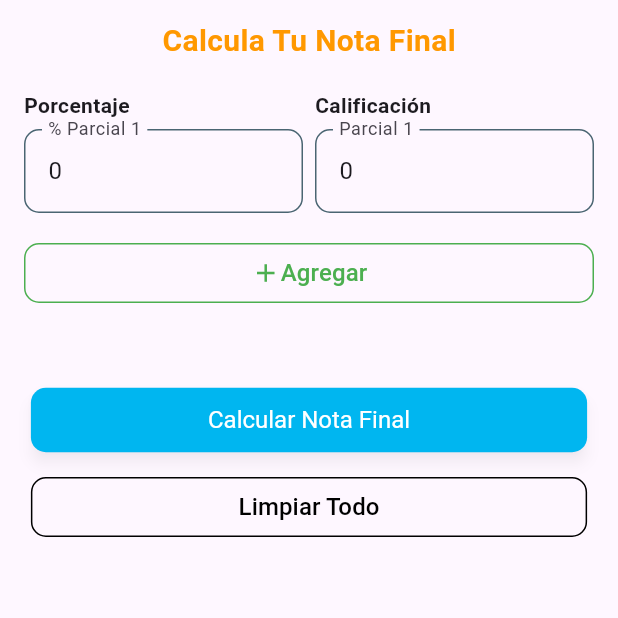
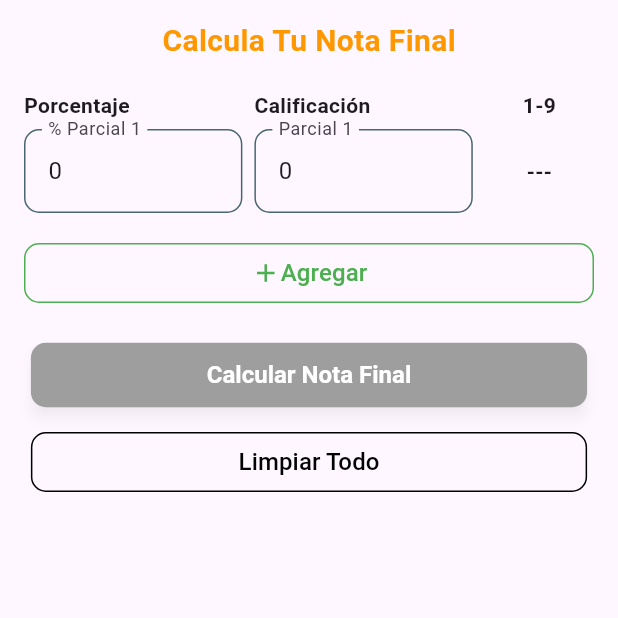
Before and after one commit to dylanroman03/CalculadoraUNET, a Flutter app: the screen it shows after launch, after a tap on "Limpiar Todo", on a phone screen of 412 x 824 dp, the top half of it. Run offline on Flutter 3.47's test engine with Material 3 defaults, Android fonts, the phone set to English and light mode, and no system bars.

```diff
--- a/lib/UI/screens/total_screen/total_screen.dart
+++ b/lib/UI/screens/total_screen/total_screen.dart
@@ -1,6 +1,7 @@
 import 'package:calculadora_unet/UI/app_theme.dart';
 import 'package:calculadora_unet/UI/components/rounded_button.dart';
 import 'package:calculadora_unet/UI/components/rounded_input_decoration.dart';
+import 'package:calculadora_unet/core/utilities.dart';
 import 'package:flutter/material.dart';
 
 class TotalScreen extends StatefulWidget {
@@ -14,6 +15,9 @@ class _TotalScreenState extends State<TotalScreen> {
   final List<Map<String, dynamic>> _inputRows = [];
   bool _isCalculateButtonEnabled = false;
   bool _isPercentageExceeded = false;
+  List<double> _convertedGrades = [];
+  List<double> _gradesNeeded = [];
+  double? _finalGrade;
 
   @override
   void initState() {
@@ -47,6 +51,7 @@ class _TotalScreenState extends State<TotalScreen> {
   void _validateInputs() {
     double totalPercentage = 0;
     bool allValid = true;
+    bool allPercentagesZero = true;
 
     for (var row in _inputRows) {
       final percentageText = row["percentage"]?.text ?? "";
@@ -65,6 +70,10 @@ class _TotalScreenState extends State<TotalScreen> {
         allValid = false;
       }
 
+      if (percentage > 0) {
+        allPercentagesZero = false;
+      }
+
       totalPercentage += isPercentageValid ? percentage : 0;
     }
 
@@ -76,8 +85,47 @@ class _TotalScreenState extends State<TotalScreen> {
     }
 
     setState(() {
-      _isCalculateButtonEnabled = allValid;
+      _isCalculateButtonEnabled = allValid && !allPercentagesZero;
     });
+  }
+
+  void _calculateFinalGrade() {
+    _finalGrade = 0;
+    _convertedGrades = [];
+    _gradesNeeded = [];
+
+    List<double> grades = _inputRows
+        .map((row) => double.tryParse(row["calification"]?.text ?? "0") ?? 0)
+        .toList();
+    List<double> weights = _inputRows
+        .map((row) => double.tryParse(row["percentage"]?.text ?? "0") ?? 0)
+        .toList();
+
+    final result = calcularNotaFinal(grades, weights);
+
+    setState(() {
+      _convertedGrades = result["convertedGrades"];
+      _finalGrade = result["finalGrade"];
+    });
+
+    bool allInputsFilled = _inputRows.length == 4 &&
+        _inputRows.every((row) =>
+            (double.tryParse(row["percentage"]?.text ?? "0") ?? 0) > 0);
+    bool percentagesSumTo100 = weights.reduce((a, b) => a + b) == 100;
+
+    if (_finalGrade != null && !allInputsFilled && !percentagesSumTo100) {
+      List<double> thresholds = [1.5, 2.5, 3.5, 4.5, 5.5, 6.7, 7.5, 8.5];
+      List<int> gradesNeeded = thresholds
+          .where((threshold) => threshold > _finalGrade!)
+          .map((threshold) {
+        return howLeftTo(
+            _finalGrade!, threshold, 100 - weights.reduce((a, b) => a + b));
+      }).toList();
+
+      setState(() {
+        _gradesNeeded = gradesNeeded.map((e) => e.toDouble()).toList();
+      });
+    }
   }
 
   @override
@@ -110,6 +158,21 @@ class _TotalScreenState extends State<TotalScreen> {
                 ),
               ),
               const SizedBox(height: 18),
+              if (_finalGrade != null) ...[
+                Row(
+                  children: [
+                    Text(
+                      "Nota Final: ${_finalGrade!.toStringAsFixed(2)}",
+                      style: const TextStyle(
+                        fontSize: 18,
+                        fontWeight: FontWeight.bold,
+                        color: Colors.green,
+                      ),
+                    ),
+                  ],
+                ),
+                const SizedBox(height: 20),
+              ],
               _buildHeaderRow(),
               ..._inputRows
                   .asMap()
@@ -117,8 +180,8 @@ class _TotalScreenState extends State<TotalScreen> {
                   .map((entry) => _buildInputRow(entry.value, entry.key)),
               const SizedBox(height: 10),
               _buildActionButtons(),
-              const SizedBox(height: 40),
-              if (_isPercentageExceeded)
+              const SizedBox(height: 20),
+              if (_isPercentageExceeded) ...[
                 const Row(
                   children: [
                     Icon(
@@ -135,10 +198,44 @@ class _TotalScreenState extends State<TotalScreen> {
                     ),
                   ],
                 ),
-              const SizedBox(height: 10),
+                const SizedBox(height: 10),
+              ],
               _buildCalculateButton(size),
               const SizedBox(height: 10),
               _buildClearButton(size),
+              const SizedBox(height: 20),
+              if (_gradesNeeded.isNotEmpty)
+                Column(
+                  crossAxisAlignment: CrossAxisAlignment.start,
+                  children: [
+                    const Row(
+                      children: [
+                        Text(
+                          "Cuánto falta para cada nota:",
+                          style: TextStyle(
+                            fontSize: 16,
+                            fontWeight: FontWeight.bold,
+                          ),
+                        ),
+                      ],
+                    ),
+                    ..._gradesNeeded.asMap().entries.map(
+                      (entry) {
+                        final threshold = [2, 3, 4, 5, 6, 7, 8, 9]
+                            .where((threshold) => threshold > _finalGrade!)
+                            .toList()[entry.key];
+                        final value = entry.value.toInt();
+                        return Text(
+                          "Para $threshold necesitas: ${value == 0 ? "Fuera de la escala" : value}",
+                          style: TextStyle(
+                            fontSize: 17,
+                            color: value == 0 ? Colors.red : Colors.black,
+                          ),
+                        );
+                      },
+                    ),
+                  ],
+                ),
             ],
           ),
         ),
@@ -150,7 +247,7 @@ class _TotalScreenState extends State<TotalScreen> {
     return const Row(
       children: [
         Expanded(
-          flex: 1,
+          flex: 2,
           child: Text(
             "Porcentaje",
             style: TextStyle(fontWeight: FontWeight.bold),
@@ -158,10 +255,19 @@ class _TotalScreenState extends State<TotalScreen> {
         ),
         SizedBox(width: 8),
         Expanded(
-          flex: 1,
+          flex: 2,
           child: Text(
             "Calificación",
             style: TextStyle(fontWeight: FontWeight.bold),
+          ),
+        ),
+        SizedBox(width: 8),
+        Expanded(
+          flex: 1,
+          child: Text(
+            "1-9",
+            style: TextStyle(fontWeight: FontWeight.bold),
+            textAlign: TextAlign.center,
           ),
         ),
       ],
@@ -174,7 +280,7 @@ class _TotalScreenState extends State<TotalScreen> {
       child: Row(
         children: [
           Expanded(
-            flex: 1,
+            flex: 2,
             child: TextFormField(
               controller: controllers["percentage"],
               decoration: RoundedInputDecoration(
@@ -188,7 +294,7 @@ class _TotalScreenState extends State<TotalScreen> {
           ),
           const SizedBox(width: 8),
           Expanded(
-            flex: 1,
+            flex: 2,
             child: TextFormField(
               controller: controllers["calification"],
               decoration: RoundedInputDecoration(
@@ -198,6 +304,20 @@ class _TotalScreenState extends State<TotalScreen> {
               ),
               keyboardType: TextInputType.number,
               onChanged: (_) => _validateInputs(),
+            ),
+          ),
+          const SizedBox(width: 8),
+          Expanded(
+            flex: 1,
+            child: Text(
+              _convertedGrades.length > index
+                  ? _convertedGrades[index].toStringAsFixed(1)
+                  : "---",
+              textAlign: TextAlign.center,
+              style: const TextStyle(
+                fontSize: 14,
+                fontWeight: FontWeight.bold,
+              ),
             ),
           ),
         ],
@@ -266,14 +386,18 @@ class _TotalScreenState extends State<TotalScreen> {
     return SizedBox(
       width: size.width * 0.9,
       child: RoundedButton(
-        onPressed: _isCalculateButtonEnabled ? () {} : null,
+        onPressed: _isCalculateButtonEnabled ? _calculateFinalGrade : null,
         backgroundColor:
             _isCalculateButtonEnabled ? AppTheme.nearlyBlue : Colors.grey,
         child: const Padding(
           padding: EdgeInsets.symmetric(horizontal: 16, vertical: 4),
           child: Text(
             "Calcular Nota Final",
-            style: TextStyle(fontSize: 16, color: Colors.white),
+            style: TextStyle(
+              fontSize: 16,
+              color: Colors.white,
+              fontWeight: FontWeight.w600,
+            ),
           ),
         ),
       ),
@@ -290,6 +414,9 @@ class _TotalScreenState extends State<TotalScreen> {
               row["percentage"]?.text = "0";
               row["calification"]?.text = "0";
             }
+            _convertedGrades = [];
+            _gradesNeeded = [];
+            _finalGrade = null;
             _validateInputs();
           });
         },
```
Also changed, not shown: lib/core/utilities.dart (added, +97 -0 lines).
